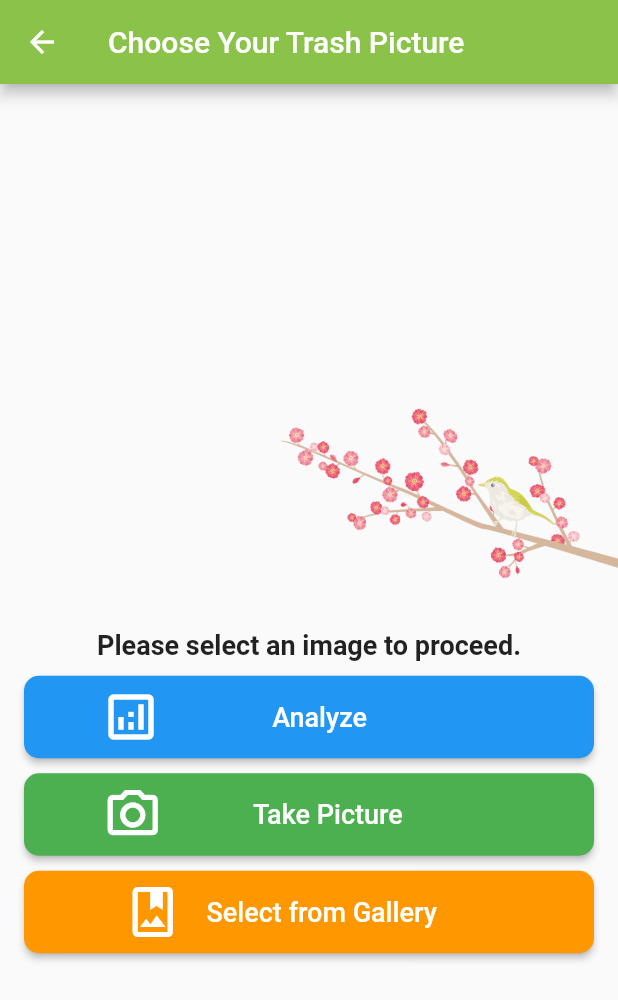
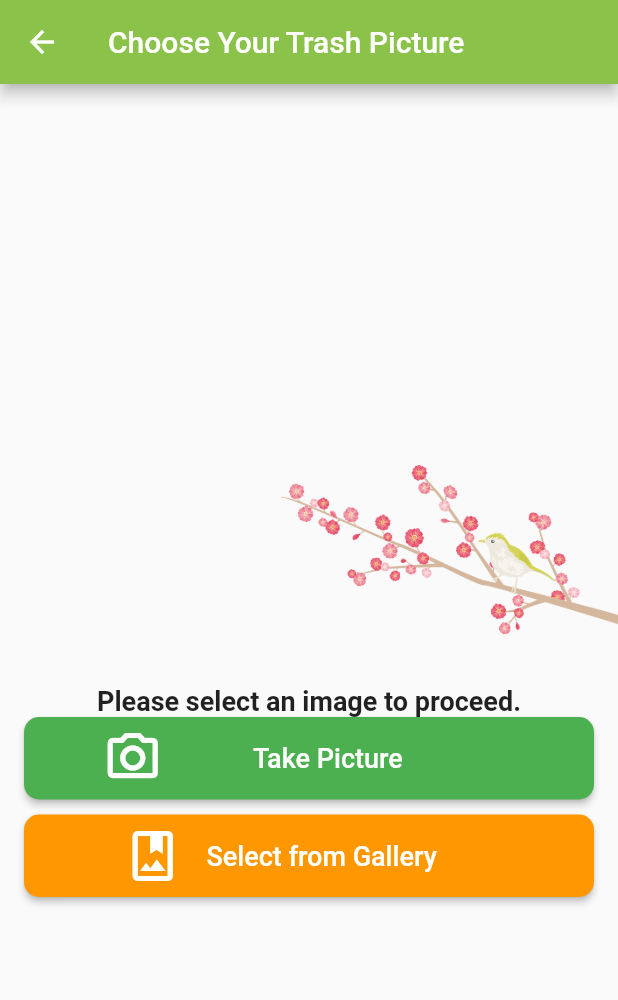
Before and after one commit to s3nmith/recycling-app, a Flutter app: the CameraScreen screen opened directly, on a phone screen of 412 x 824 dp. Shown: the top 1000 px of the screen. Run offline on Flutter 3.47's test engine with Material 2 defaults, Android fonts, the phone set to English and light mode, and no system bars; our stand-ins replace firebase_auth, firebase_core, image_picker, introduction_screen, shared_preferences; missing offline and left inert: tflite; accounts and stored records are empty.

Commit message:
Fixed an issue where clicking "Analyze" before selecting the image would crash the app

```diff
--- a/recycling_app/lib/camera/home.dart
+++ b/recycling_app/lib/camera/home.dart
@@ -99,70 +99,35 @@
             mainAxisAlignment: MainAxisAlignment.center,
             crossAxisAlignment: CrossAxisAlignment.center,
             children: [
-              _image != null
-                  ? Column(
-                      children: [
-                        imagePicked == false
-                            ? Column(children: [
-                                Align(
-                                  alignment: Alignment.topRight,
-                                  child: SizedBox(
-                                      height: 175,
-                                      child: Image.asset(
-                                          'assets/images/decorations/ume.png')),
-                                ),
-                                Text(
-                                  'Please select an image to proceed.',
-                                  style: TextStyle(
-                                    fontSize: 18,
-                                    fontWeight: FontWeight.bold,
-                                  ),
-                                )
-                              ])
-                            : Column(
-                                children: [
-                                  Padding(
-                                    padding: const EdgeInsets.only(
-                                        top: 5,
-                                        bottom: 5,
-                                        left: 8.0,
-                                        right: 8.0),
-                                    child: Image.file(
-                                      _image,
-                                      height: 336,
-                                      width: 252,
-                                    ),
-                                  ),
               Column(
                 children: [
                   modelRun == true
                       ? Column(children: [
                           _output == null
-                                                  ? Text(
-                                                      'Waiting for classification.')
+                              ? Column(
+                                  children: [
+                                    Text('Waiting for classification.'),
+                                  ],
+                                )
                               : Column(
                                   children: [
                                     Text(
                                       'The trash type is:',
-                                                          textAlign:
-                                                              TextAlign.center,
+                                      textAlign: TextAlign.center,
                                       style: TextStyle(
                                         color: Colors.black,
                                         fontSize: 18,
-                                                            fontWeight:
-                                                                FontWeight.w400,
+                                        fontWeight: FontWeight.w400,
                                       ),
                                     ),
                                     SizedBox(height: 10),
                                     Text(
                                       '${_output?[0]['label'] ?? ''}',
-                                                          textAlign:
-                                                              TextAlign.center,
+                                      textAlign: TextAlign.center,
                                       style: TextStyle(
                                         color: Colors.black,
                                         fontSize: 18,
-                                                            fontWeight:
-                                                                FontWeight.w400,
+                                        fontWeight: FontWeight.w400,
                                       ),
                                     ),
                                     SizedBox(height: 10),
@@ -183,15 +148,40 @@
                           ],
                         )
                 ],
-                                  )
-                                ],
               ),
-                        Column(children: [
               Column(
+                children: [
+                  imagePicked == false
+                      ? Column(children: [
+                          Align(
+                            alignment: Alignment.topRight,
+                            child: SizedBox(
+                                height: 175,
+                                child: Image.asset(
+                                    'assets/images/decorations/ume.png')),
+                          ),
+                          Text(
+                            'Please select an image to proceed.',
+                            style: TextStyle(
+                              fontSize: 18,
+                              fontWeight: FontWeight.bold,
+                            ),
+                          ),
+                        ])
+                      : Column(
                           children: [
                             Padding(
                               padding: const EdgeInsets.only(
-                                    top: 10, bottom: 10.0),
+                                  top: 5, bottom: 5, left: 8.0, right: 8.0),
+                              child: Image.file(
+                                _image,
+                                height: 336,
+                                width: 252,
+                              ),
+                            ),
+                            Padding(
+                              padding:
+                                  const EdgeInsets.only(top: 10, bottom: 10.0),
                               child: SizedBox(
                                 height: 55,
                                 width: 380,
@@ -210,8 +200,7 @@
                                               BorderRadius.circular(10.0)),
                                       primary: Colors.blue,
                                       onPrimary: Colors.white,
-                                        textStyle:
-                                            const TextStyle(fontSize: 18),
+                                      textStyle: const TextStyle(fontSize: 18),
                                       padding: EdgeInsets.only(right: 100)),
                                   onPressed: () {
                                     analyzing = true;
@@ -220,6 +209,9 @@
                                 ),
                               ),
                             ),
+                          ],
+                        ),
+                  Column(children: [
                     Column(
                       mainAxisAlignment: MainAxisAlignment.center,
                       children: [
@@ -232,10 +224,8 @@
                               color: Colors.white,
                               size: 40,
                             ),
-                                      label: const Text(
-                                          '            Take Picture',
-                                          style: TextStyle(
-                                              fontWeight: FontWeight.w500)),
+                            label: const Text('            Take Picture',
+                                style: TextStyle(fontWeight: FontWeight.w500)),
                             style: ElevatedButton.styleFrom(
                                 padding: EdgeInsets.only(right: 75),
                                 primary: Colors.green,
@@ -243,10 +233,8 @@
                                 //shadowColor: Colors.blue,
                                 //elevation: 2,
                                 shape: RoundedRectangleBorder(
-                                              borderRadius:
-                                                  BorderRadius.circular(10.0)),
-                                          textStyle:
-                                              const TextStyle(fontSize: 18)),
+                                    borderRadius: BorderRadius.circular(10.0)),
+                                textStyle: const TextStyle(fontSize: 18)),
                             onPressed: () {
                               pickImage(ImageSource.camera);
                             },
@@ -264,8 +252,7 @@
                             ),
                             label: const Text(
                               '  Select from Gallery',
-                                        style: TextStyle(
-                                            fontWeight: FontWeight.w500),
+                              style: TextStyle(fontWeight: FontWeight.w500),
                               textAlign: TextAlign.center,
                             ),
                             style: ElevatedButton.styleFrom(
@@ -275,10 +262,8 @@
                                 //shadowColor: Colors.blue,
                                 //elevation: 2,
                                 shape: RoundedRectangleBorder(
-                                              borderRadius:
-                                                  BorderRadius.circular(10.0)),
-                                          textStyle:
-                                              const TextStyle(fontSize: 18)),
+                                    borderRadius: BorderRadius.circular(10.0)),
+                                textStyle: const TextStyle(fontSize: 18)),
                             onPressed: () {
                               pickImage(ImageSource.gallery);
                             },
@@ -286,12 +271,9 @@
                         ),
                       ],
                     ),
-                            ],
-                          ),
                   ])
                 ],
               )
-                  : Text('Error loading the app.')
             ],
           ),
         ));
```
Lines whose indentation alone changed are shown as unchanged.
